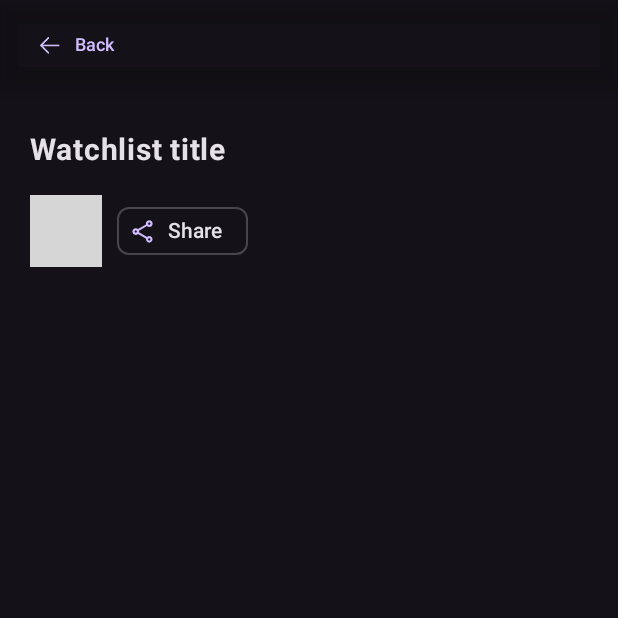
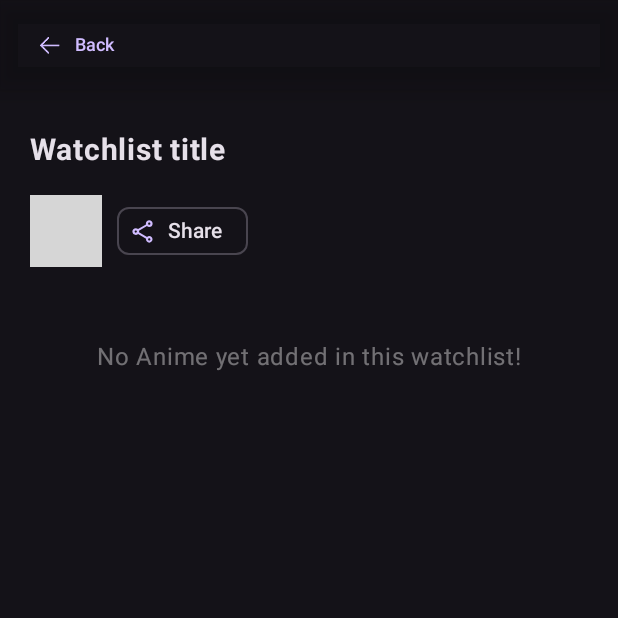
Before and after one commit to CreationCollection/AniStalker, an Android app built with Jetpack Compose: the WatchlistDetailActivity screen opened directly, with no data from a screen before it, on a phone screen of 412 x 824 dp, the top half of it. Run offline under Robolectric (Android 15) with nearby library versions, the phone set to English and light mode, and no system bars; 1 statement that could not run was skipped; grey boxes are pictures that could not be loaded.

Commit message:
Update: Update WatchlistDetailActivity

```diff
--- a/app/src/main/java/com/redline/anistalker/activities/WatchlistDetailActivity.kt
+++ b/app/src/main/java/com/redline/anistalker/activities/WatchlistDetailActivity.kt
@@ -122,7 +122,7 @@ private fun WatchlistDetailScreen(
                         contentColor = MaterialTheme.colorScheme.primary,
                     ),
                     shape = RoundedCornerShape(6.dp),
-                    onClick = { },
+                    onClick = { onBackPressed() },
                     modifier = Modifier
                         .height(40.dp)
                 ) {
@@ -253,6 +253,7 @@ private fun WatchlistDetailScreen(
 //                }
 //            }
 
+                if (animeList.isNotEmpty()) {
                     items(
                         items = animeList
                     ) { anime ->
@@ -261,6 +262,22 @@ private fun WatchlistDetailScreen(
                             onImageClick = { }
                         ) {
 
+                        }
+                    }
+                }
+                else {
+                    item {
+                        Box (
+                            contentAlignment = Alignment.Center,
+                            modifier = Modifier
+                                .fillMaxWidth()
+                                .height(100.dp)
+                        ) {
+                            Text(
+                                text = "No Anime yet added in this watchlist!",
+                                color = Color.White.copy(alpha = .4f)
+                            )
+                        }
                     }
                 }
             }
```
Lines whose indentation alone changed are shown as unchanged.
